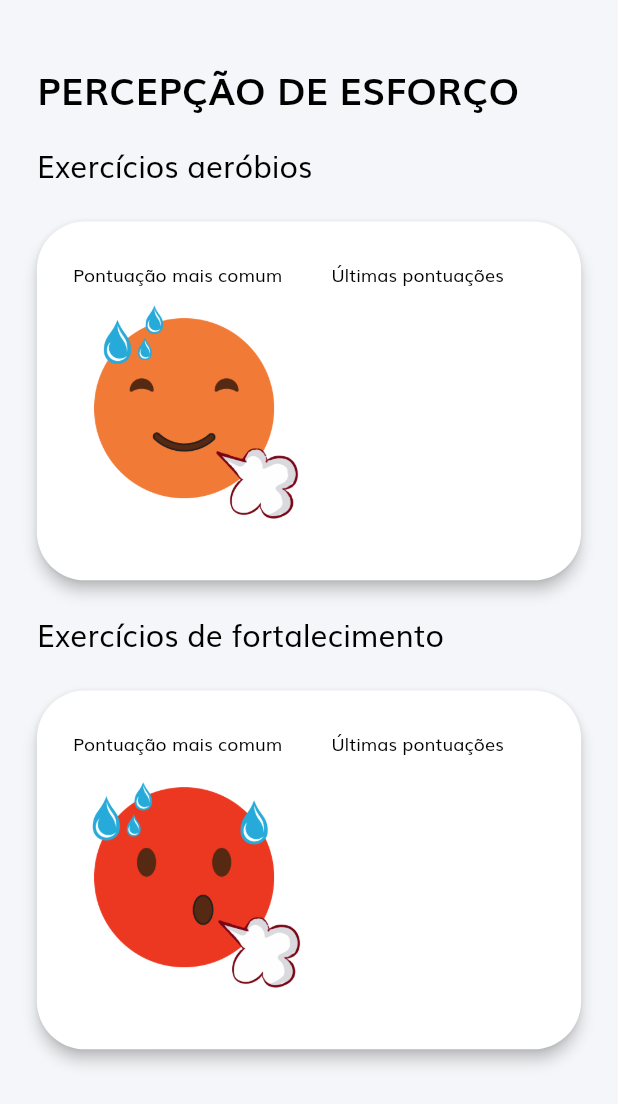
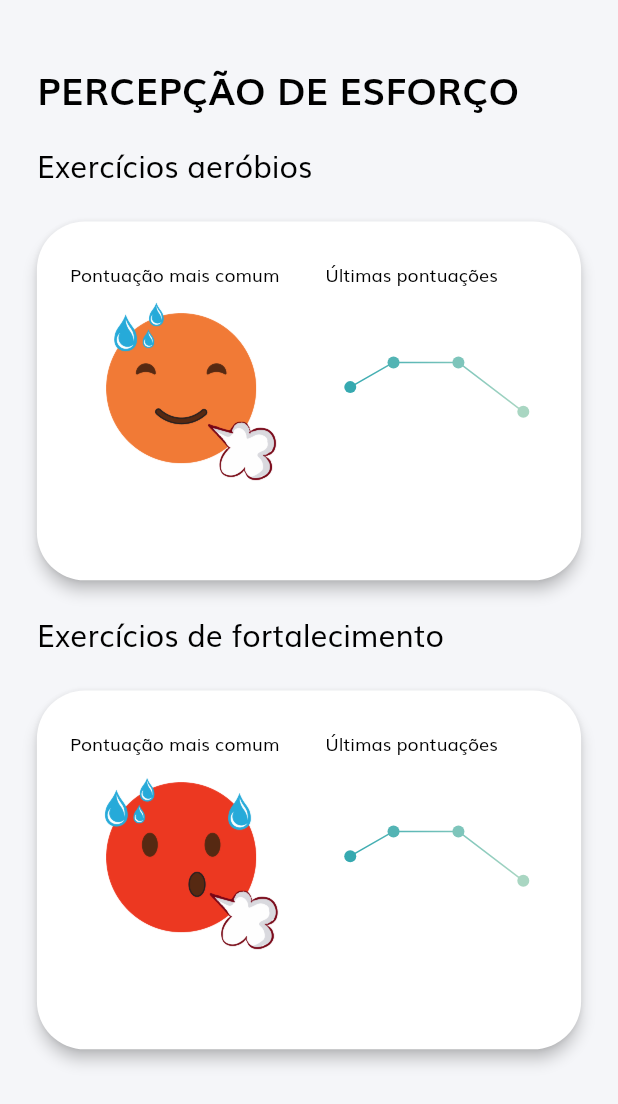
Before and after one commit to anselmoparente/MoveDor, a Flutter app: the EffortPage screen opened directly, on a phone screen of 412 x 824 dp. Shown: the top 1104 px of the screen. Run offline on Flutter 3.47's test engine with Material 2 defaults, Android fonts, the phone set to English and light mode, and no system bars; drawn by our look-alikes of fl_chart; our stand-ins replace flutter_datetime_picker, flutter_mobx, flutter_svg, google_nav_bar, line_icons, mobx and 7 more; missing offline and left inert: page_slider, rich_alert; accounts and stored records are empty; generated files the repository leaves out were written again.

Commit message:
Added chart to effor_page.

```diff
--- a/lib/screens/diary/effort_page.dart
+++ b/lib/screens/diary/effort_page.dart
@@ -1,9 +1,30 @@
 import 'package:flutter/material.dart';
+import 'package:fl_chart/fl_chart.dart';
 
 class EffortPage extends StatelessWidget {
+  final List<int> showIndexes = const [0, 1, 2, 3];
+
   @override
   Widget build(BuildContext context) {
     Size mediaSize = MediaQuery.of(context).size;
+    final lineBarsData = [
+      LineChartBarData(
+        spots: [
+          FlSpot(1, 6),
+          FlSpot(3, 7),
+          FlSpot(6, 7),
+          FlSpot(9, 5),
+        ],
+        showingIndicators: showIndexes,
+        curveSmoothness: 0,
+        colors: [Color(0xff36a9b0), Color(0xffa9d6c2)],
+        barWidth: 1,
+        show: true,
+        dotData: FlDotData(show: true),
+        belowBarData: BarAreaData(show: false),
+      ),
+    ];
+    final tooltipsOnBar = lineBarsData[0];
     return SafeArea(
       child: Scaffold(
         backgroundColor: Color(0xFFF5F6F9),
@@ -40,7 +61,7 @@ class EffortPage extends StatelessWidget {
                 ),
               ),
             ),
-            barChart(mediaSize, 7),
+            barChart(mediaSize, 7, lineBarsData, tooltipsOnBar),
             Container(
               margin: EdgeInsets.only(
                 top: mediaSize.height * 0.02,
@@ -56,14 +77,15 @@ class EffortPage extends StatelessWidget {
                 ),
               ),
             ),
-            barChart(mediaSize, 9),
+            barChart(mediaSize, 9, lineBarsData, tooltipsOnBar),
           ],
         ),
       ),
     );
   }
 
-  Widget barChart(Size _mediaSize, int _imageFactor) {
+  Widget barChart(
+      Size _mediaSize, int _imageFactor, lineBarsData, tooltipsOnBar) {
     double _width = _mediaSize.width * 0.36;
     return Center(
       child: Container(
@@ -98,7 +120,7 @@ class EffortPage extends StatelessWidget {
                     ),
                     Image.asset(
                       'assets/diary/borg/$_imageFactor.png',
-                      scale: 5,
+                      scale: 6,
                     ),
                   ],
                 ),
@@ -119,6 +141,65 @@ class EffortPage extends StatelessWidget {
                         ),
                       ),
                     ),
+                    Container(
+                      width: _mediaSize.width * 0.35,
+                      height: _mediaSize.height * 0.2,
+                      child: LineChart(
+                        LineChartData(
+                          showingTooltipIndicators: showIndexes.map((index) {
+                            return ShowingTooltipIndicators([
+                              LineBarSpot(
+                                tooltipsOnBar,
+                                lineBarsData.indexOf(tooltipsOnBar),
+                                tooltipsOnBar.spots[index],
+                              ),
+                            ]);
+                          }).toList(),
+                          lineTouchData: LineTouchData(
+                            enabled: true,
+                            handleBuiltInTouches: false,
+                            getTouchedSpotIndicator: (LineChartBarData barData,
+                                List<int> spotIndexes) {
+                              return spotIndexes.map((spotIndex) {
+                                return TouchedSpotIndicatorData(
+                                  FlLine(color: Colors.transparent),
+                                  FlDotData(),
+                                );
+                              }).toList();
+                            },
+                            touchTooltipData: LineTouchTooltipData(
+                              tooltipBgColor: Colors.transparent,
+                              tooltipPadding: const EdgeInsets.all(0),
+                              tooltipMargin: 10,
+                              getTooltipItems:
+                                  (List<LineBarSpot> lineBarsSpot) {
+                                return lineBarsSpot.map((lineBarSpot) {
+                                  return LineTooltipItem(
+                                    lineBarSpot.y.round().toString(),
+                                    const TextStyle(
+                                      color: Colors.black,
+                                      fontWeight: FontWeight.bold,
+                                    ),
+                                  );
+                                }).toList();
+                              },
+                            ),
+                          ),
+                          gridData: FlGridData(show: false),
+                          axisTitleData: FlAxisTitleData(show: false),
+                          titlesData: FlTitlesData(
+                            bottomTitles: SideTitles(showTitles: false),
+                            leftTitles: SideTitles(showTitles: false),
+                          ),
+                          borderData: FlBorderData(show: false),
+                          minX: 0,
+                          maxX: 10,
+                          maxY: 10,
+                          minY: 0,
+                          lineBarsData: lineBarsData,
+                        ),
+                      ),
+                    ),
                   ],
                 ),
               ],
```
